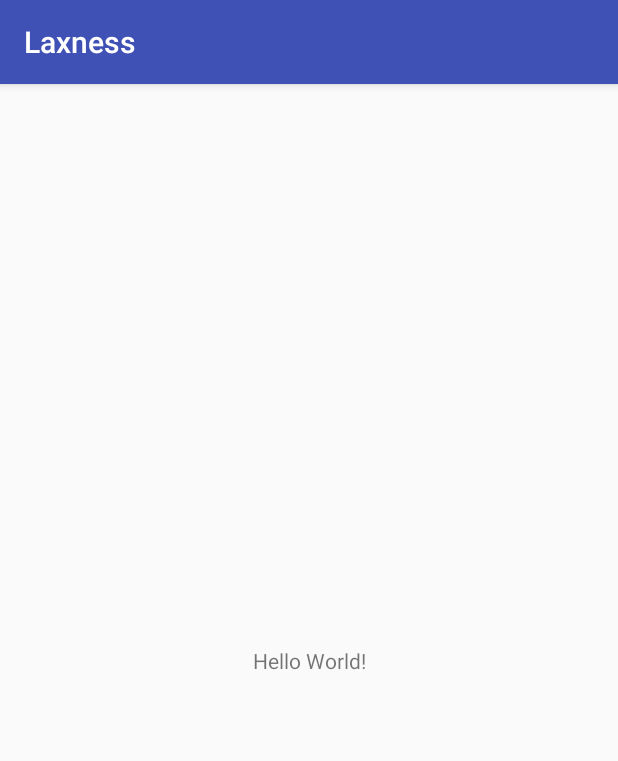
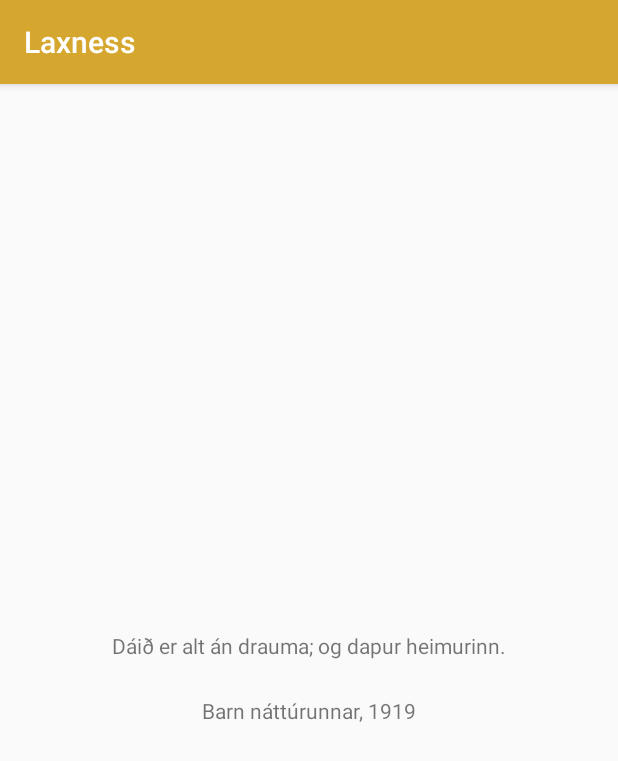
Before and after one commit to mimiqkz/Laxness, an Android app: the screen it shows after launch (MainActivity), on a phone screen of 412 x 824 dp. Shown: the top 761 px of the screen. Run offline under Robolectric (Android 15) with nearby library versions, the phone set to English and light mode, and no system bars.

Commit message:
Added Quote Object and View, and connected them

```diff
--- a/app/src/main/java/teymi17/laxness/MainActivity.java
+++ b/app/src/main/java/teymi17/laxness/MainActivity.java
@@ -2,12 +2,34 @@ package teymi17.laxness;
 
 import android.support.v7.app.AppCompatActivity;
 import android.os.Bundle;
+import android.widget.TextView;
 
 public class MainActivity extends AppCompatActivity {
+    private Quote quoteOfTheDay;
+
+    //View Variables
+    private TextView mQuoteText;
+    private TextView mQuoteNovel;
+    private TextView mQuoteDate;
 
     @Override
     protected void onCreate(Bundle savedInstanceState) {
         super.onCreate(savedInstanceState);
         setContentView(R.layout.activity_main);
+
+        //Call function that finds and sets quote
+
+        quoteOfTheDay = new Quote("Dáið er alt án drauma; og dapur heimurinn.", "Barn náttúrunnar,", 1919);
+
+
+        mQuoteText = (TextView) findViewById(R.id.quote_text);
+        mQuoteNovel = (TextView) findViewById(R.id.quote_novel);
+        mQuoteDate = (TextView) findViewById(R.id.quote_date);
+
+        mQuoteText.setText(quoteOfTheDay.getText());
+        mQuoteNovel.setText(quoteOfTheDay.getNovel());
+        mQuoteDate.setText(" " + String.valueOf(quoteOfTheDay.getYear()));
+
+
     }
 }
--- /dev/null
+++ b/app/src/main/java/teymi17/laxness/Quote.java
@@ -0,0 +1,48 @@
+package teymi17.laxness;
+
+import java.text.DateFormat;
+import java.util.Date;
+
+/**
+ * Created by meatyminx on 14/02/2018.
+ */
+
+public class Quote {
+
+    private String text;
+    // novel could be an object type
+    private String novel;
+    //Temporary
+    private int year;
+
+    public Quote(String text, String novel, int year) {
+        this.text = text;
+        this.novel = novel;
+        this.year = year;
+    }
+
+    public String getNovel() {
+        return novel;
+    }
+
+    public void setNovel(String novel) {
+        this.novel = novel;
+    }
+
+    public int getYear() {
+        return year;
+    }
+
+    public void setYear(int year) {
+        this.year = year;
+    }
+
+
+    public void setText(String text) {
+        this.text = text;
+    }
+
+    public String getText() {
+        return text;
+    }
+}
--- a/app/src/main/res/layout/activity_main.xml
+++ b/app/src/main/res/layout/activity_main.xml
@@ -1,18 +1,35 @@
 <?xml version="1.0" encoding="utf-8"?>
-<android.support.constraint.ConstraintLayout xmlns:android="http://schemas.android.com/apk/res/android"
-    xmlns:app="http://schemas.android.com/apk/res-auto"
-    xmlns:tools="http://schemas.android.com/tools"
+
+<LinearLayout
+    xmlns:android="http://schemas.android.com/apk/res/android"
+
     android:layout_width="match_parent"
     android:layout_height="match_parent"
-    tools:context="teymi17.laxness.MainActivity">
+    android:gravity="center"
+    android:orientation="vertical" >
 
     <TextView
         android:layout_width="wrap_content"
         android:layout_height="wrap_content"
-        android:text="Hello World!"
-        app:layout_constraintBottom_toBottomOf="parent"
-        app:layout_constraintLeft_toLeftOf="parent"
-        app:layout_constraintRight_toRightOf="parent"
-        app:layout_constraintTop_toTopOf="parent" />
+        android:padding="24dp"
+        android:id="@+id/quote_text"/>
 
-</android.support.constraint.ConstraintLayout>
+    <LinearLayout
+        android:layout_width="wrap_content"
+        android:layout_height="wrap_content">
+
+        <TextView
+            android:id="@+id/quote_novel"
+            android:layout_width="wrap_content"
+            android:layout_height="wrap_content" />
+
+        <TextView
+            android:layout_width="wrap_content"
+            android:layout_height="wrap_content"
+            android:id="@+id/quote_date" />
+
+
+    </LinearLayout>
+
+
+</LinearLayout>
--- a/app/src/main/res/values/colors.xml
+++ b/app/src/main/res/values/colors.xml
@@ -1,6 +1,6 @@
 <?xml version="1.0" encoding="utf-8"?>
 <resources>
-    <color name="colorPrimary">#3F51B5</color>
-    <color name="colorPrimaryDark">#303F9F</color>
-    <color name="colorAccent">#FF4081</color>
+    <color name="colorPrimary">#D6A72E</color>
+    <color name="colorPrimaryDark">#6D3F05</color>
+    <color name="colorAccent">#FEC10E</color>
 </resources>
```
